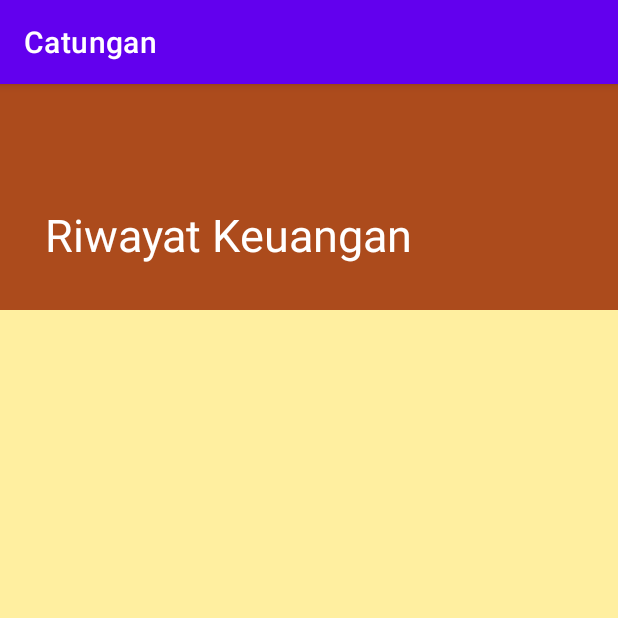
After one commit to zemosi/Catungan, an Android app: the HistoryActivity screen opened directly, with no data from a screen before it, on a phone screen of 412 x 824 dp, the top half of it. The commit adds this screen. Run offline under Robolectric (Android 15) with nearby library versions, the phone set to English and light mode, and no system bars; 3 statements that could not run were skipped.

Commit message:
add history

```diff
--- a/app/src/main/AndroidManifest.xml
+++ b/app/src/main/AndroidManifest.xml
@@ -9,7 +9,8 @@
         android:roundIcon="@mipmap/ic_launcher_round"
         android:supportsRtl="true"
         android:theme="@style/Theme.Catungan">
-        <activity android:name=".SpendBank"></activity>
+        <activity android:name=".HistoryActivity"></activity>
+        <activity android:name=".SpendBank" />
         <activity android:name=".SpendCash" />
         <activity android:name=".SpendActivity" />
         <activity android:name=".InputBank" />
--- a/app/src/main/java/com/papb/catunganx/DatabaseHelper.java
+++ b/app/src/main/java/com/papb/catunganx/DatabaseHelper.java
@@ -6,12 +6,17 @@ import android.database.Cursor;
 import android.database.sqlite.SQLiteDatabase;
 import android.database.sqlite.SQLiteOpenHelper;
 import android.provider.Settings;
+import android.util.Log;
 
 import androidx.annotation.Nullable;
+import androidx.recyclerview.widget.RecyclerView;
 
 import java.text.DecimalFormat;
 import java.text.NumberFormat;
+import java.util.ArrayList;
 import java.util.Currency;
+import java.util.List;
+import java.util.Map;
 
 public class DatabaseHelper extends SQLiteOpenHelper {
 
@@ -160,4 +165,37 @@ public class DatabaseHelper extends SQLiteOpenHelper {
 
         return totalBank;
     }
+
+
+    public ArrayList<History> getHistory() {
+        String method = "";
+        String amount = "";
+        String date = "";
+
+        ArrayList<History> historyList = new ArrayList<>();
+
+        NumberFormat format = NumberFormat.getCurrencyInstance();
+        format.setMaximumFractionDigits(0);
+        format.setCurrency(Currency.getInstance("IDR"));
+
+        String SELECT_ALL =
+                "SELECT * " +
+                        "FROM 'moneys' " +
+                        "ORDER BY 'money_id' DESC";
+
+        SQLiteDatabase db = this.getReadableDatabase();
+        Cursor c = db.rawQuery(SELECT_ALL, null);
+        for (c.moveToLast(); !c.isBeforeFirst(); c.moveToPrevious()) {
+            if (c.getInt(c.getColumnIndex("type"))==1){
+                method = "Cash";
+            } else {
+                method = "Bank";
+            }
+            amount = String.valueOf(format.format(c.getInt(c.getColumnIndex("amount"))));
+            date = c.getString(c.getColumnIndex("date"));
+            historyList.add(new History(method,amount,date));
+        }
+
+        return historyList;
+    }
 }
--- /dev/null
+++ b/app/src/main/java/com/papb/catunganx/HistoryActivity.java
@@ -0,0 +1,46 @@
+package com.papb.catunganx;
+
+import androidx.appcompat.app.AppCompatActivity;
+import androidx.recyclerview.widget.DefaultItemAnimator;
+import androidx.recyclerview.widget.LinearLayoutManager;
+import androidx.recyclerview.widget.RecyclerView;
+
+import android.os.Bundle;
+
+import java.util.ArrayList;
+
+public class HistoryActivity extends AppCompatActivity {
+
+    private RecyclerView recyclerView;
+    private ArrayList<History> values;
+    private HistoryAdapter historyAdapter;
+    DatabaseHelper databaseHelper;
+
+    @Override
+    protected void onCreate(Bundle savedInstanceState) {
+        super.onCreate(savedInstanceState);
+        setContentView(R.layout.activity_history);
+        recyclerView = findViewById(R.id.history_recycler);
+
+        databaseHelper = new DatabaseHelper(this);
+
+        values = databaseHelper.getHistory();
+
+
+        historyAdapter = new HistoryAdapter(this, values);
+        recyclerView.setLayoutManager(new LinearLayoutManager(this));
+        recyclerView.setAdapter(historyAdapter);
+
+    }
+
+    private void addValue() {
+        values.add(new History("Cash", "20000", "12/12/2020"));
+        values.add(new History("Cash", "20000", "12/12/2020"));
+        values.add(new History("Cash", "20000", "12/12/2020"));
+        values.add(new History("Cash", "20000", "12/12/2020"));
+        values.add(new History("Cash", "20000", "12/12/2020"));
+        values.add(new History("Cash", "20000", "12/12/2020"));
+    }
+
+
+}
--- a/app/src/main/java/com/papb/catunganx/InputBank.java
+++ b/app/src/main/java/com/papb/catunganx/InputBank.java
@@ -7,6 +7,7 @@ import android.content.Intent;
 import android.os.Bundle;
 import android.view.View;
 import android.widget.EditText;
+import android.widget.Toast;
 
 public class InputBank extends AppCompatActivity {
 
@@ -26,6 +27,8 @@ public class InputBank extends AppCompatActivity {
     public void saveBank(View view) {
         databaseHelper.addBank(Integer.parseInt(saveBankAmount.getText().toString()));
         Intent intent = new Intent(InputBank.this, MainActivity.class);
+        Toast toast = Toast.makeText(this, "Pemasukan berhasil ditambah!", Toast.LENGTH_LONG);
+        toast.show();
         startActivity(intent);
     }
 }
--- a/app/src/main/java/com/papb/catunganx/InputCash.java
+++ b/app/src/main/java/com/papb/catunganx/InputCash.java
@@ -8,6 +8,7 @@ import android.os.Bundle;
 import android.view.View;
 import android.view.contentcapture.DataShareWriteAdapter;
 import android.widget.EditText;
+import android.widget.Toast;
 
 public class InputCash extends AppCompatActivity {
 
@@ -27,6 +28,8 @@ public class InputCash extends AppCompatActivity {
     public void saveCash(View view) {
         databaseHelper.addCash(Integer.parseInt(saveCashAmount.getText().toString()));
         Intent intent = new Intent(InputCash.this, MainActivity.class);
+        Toast toast = Toast.makeText(this, "Pemasukan berhasil ditambah!", Toast.LENGTH_LONG);
+        toast.show();
         startActivity(intent);
     }
 
--- a/app/src/main/java/com/papb/catunganx/SpendBank.java
+++ b/app/src/main/java/com/papb/catunganx/SpendBank.java
@@ -7,6 +7,7 @@ import android.content.Intent;
 import android.os.Bundle;
 import android.view.View;
 import android.widget.EditText;
+import android.widget.Toast;
 
 public class SpendBank extends AppCompatActivity {
 
@@ -26,6 +27,8 @@ public class SpendBank extends AppCompatActivity {
     public void spendBank(View view) {
         databaseHelper.addBankSpend(Integer.parseInt(spendBankAmount.getText().toString()));
         Intent intent = new Intent(SpendBank.this, MainActivity.class);
+        Toast toast = Toast.makeText(this, "Pengeluaran berhasil ditambah!", Toast.LENGTH_LONG);
+        toast.show();
         startActivity(intent);
     }
 }
--- a/app/src/main/java/com/papb/catunganx/SpendCash.java
+++ b/app/src/main/java/com/papb/catunganx/SpendCash.java
@@ -7,6 +7,7 @@ import android.content.Intent;
 import android.os.Bundle;
 import android.view.View;
 import android.widget.EditText;
+import android.widget.Toast;
 
 public class SpendCash extends AppCompatActivity {
 
@@ -26,6 +27,8 @@ public class SpendCash extends AppCompatActivity {
     public void spendCash(View view) {
         databaseHelper.addCashSpend(Integer.parseInt(spendCashAmount.getText().toString()));
         Intent intent = new Intent(SpendCash.this, MainActivity.class);
+        Toast toast = Toast.makeText(this, "Pengeluaran berhasil ditambah!", Toast.LENGTH_LONG);
+        toast.show();
         startActivity(intent);
     }
 }
--- /dev/null
+++ b/app/src/main/res/layout/activity_history.xml
@@ -0,0 +1,35 @@
+<?xml version="1.0" encoding="utf-8"?>
+<RelativeLayout xmlns:android="http://schemas.android.com/apk/res/android"
+    xmlns:app="http://schemas.android.com/apk/res-auto"
+    xmlns:tools="http://schemas.android.com/tools"
+    android:layout_width="match_parent"
+    android:layout_height="match_parent"
+    tools:context=".HistoryActivity">
+
+    <TextView
+        android:id="@+id/riwayat_keuangan"
+        android:layout_width="match_parent"
+        android:layout_height="wrap_content"
+        android:background="@color/color3"
+        android:paddingTop="80dp"
+        android:paddingBottom="30dp"
+        android:paddingHorizontal="30dp"
+        android:text="Riwayat Keuangan"
+        android:textColor="@color/color4"
+        android:textSize="30sp" />
+
+    <ImageView
+        android:layout_width="match_parent"
+        android:layout_height="match_parent"
+        android:background="@color/color1"
+        android:layout_below="@id/riwayat_keuangan"/>
+
+
+    <androidx.recyclerview.widget.RecyclerView
+        android:id="@+id/history_recycler"
+        android:layout_width="match_parent"
+        android:layout_height="wrap_content"
+        android:layout_below="@id/riwayat_keuangan"
+        android:scrollbars="vertical"/>
+
+</RelativeLayout>
--- a/app/src/main/res/layout/activity_main.xml
+++ b/app/src/main/res/layout/activity_main.xml
@@ -108,7 +108,8 @@
         android:background="@color/color1"
         android:layout_marginTop="64dp"
         android:text="Riwayat Keuangan"
-        android:textColor="@color/color3"/>
+        android:textColor="@color/color3"
+        android:onClick="openHistory"/>
 
     <androidx.appcompat.widget.AppCompatButton
         android:id="@+id/limit_button"
@@ -117,7 +118,7 @@
         android:layout_below="@id/history_button"
         android:background="@color/color4"
         android:layout_marginTop="16dp"
-        android:text="Batas Pengeluaran"
+        android:text="Reset Catatan"
         android:textColor="@color/color3"/>
 
 </RelativeLayout>
```
Also changed, not shown: app/src/main/java/com/papb/catunganx/MainActivity.java (+11 -0 lines), app/src/main/res/layout/history_list.xml (added, +42 -0 lines).
